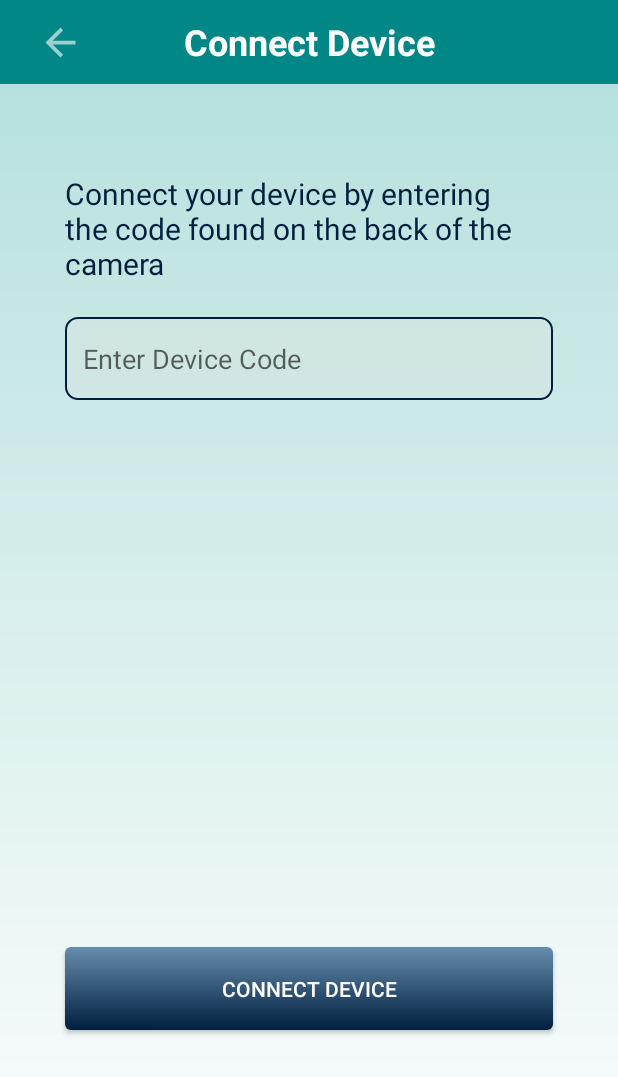
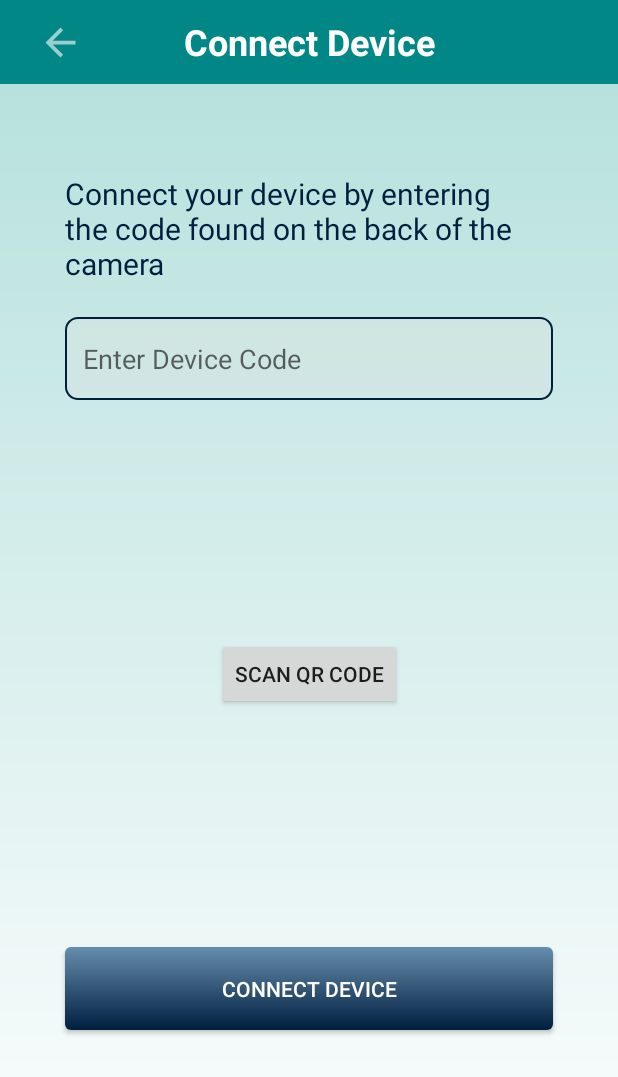
Before and after one commit to Rihazul/COEN-ELEC-390-PROJECT, an Android app: the ConnectDeviceActivity screen opened directly, with no data from a screen before it, on a phone screen of 412 x 824 dp. Shown: the top 1077 px of the screen. Run offline under Robolectric (Android 15) with nearby library versions, the phone set to English and light mode, and no system bars; our stand-ins replace Firebase (no records; nobody signed in at launch, a user with empty details on screens opened directly); libraries missing offline, so code that uses them is left out: com.google.zxing.integration.

Commit message:
Scan qr code to get device id

```diff
--- a/Prototype/app/build.gradle.kts
+++ b/Prototype/app/build.gradle.kts
@@ -54,4 +54,6 @@ dependencies {
     implementation ("com.squareup.okhttp3:okhttp:4.9.0")
     implementation ("com.github.bumptech.glide:glide:4.12.0")
     annotationProcessor ("com.github.bumptech.glide:compiler:4.12.0")
+
+    implementation ("com.journeyapps:zxing-android-embedded:4.3.0")
 }
--- a/Prototype/app/src/main/java/com/example/prototype/ConnectDeviceActivity.java
+++ b/Prototype/app/src/main/java/com/example/prototype/ConnectDeviceActivity.java
@@ -1,10 +1,12 @@
 package com.example.prototype;
 
+import android.content.Intent;
 import android.os.Bundle;
 import android.view.View;
 import android.widget.Button;
 import android.widget.EditText;
 import android.widget.ImageButton;
+import android.widget.Toast;
 
 import androidx.appcompat.app.AppCompatActivity;
 
@@ -12,6 +14,8 @@ import com.google.firebase.auth.FirebaseAuth;
 import com.google.firebase.auth.FirebaseUser;
 import com.google.firebase.database.DatabaseReference;
 import com.google.firebase.database.FirebaseDatabase;
+import com.google.zxing.integration.android.IntentIntegrator;
+import com.google.zxing.integration.android.IntentResult;
 
 import java.util.Objects;
 
@@ -20,6 +24,7 @@ public class ConnectDeviceActivity extends AppCompatActivity {
     private ImageButton backButton;
     private EditText deviceCodeInput;
     private Button connectDeviceButton;
+    private Button buttonScan;
 
     @Override
     protected void onCreate(Bundle savedInstanceState) {
@@ -30,6 +35,17 @@ public class ConnectDeviceActivity extends AppCompatActivity {
         deviceCodeInput = findViewById(R.id.deviceCodeInput);
         connectDeviceButton = findViewById(R.id.connectDeviceButton);
         backButton = findViewById(R.id.backButton);
+        buttonScan = findViewById(R.id.buttonScan);
+        buttonScan.setOnClickListener(new View.OnClickListener() {
+            @Override
+            public void onClick(View v) {
+                IntentIntegrator integrator = new IntentIntegrator(ConnectDeviceActivity.this);
+                integrator.setDesiredBarcodeFormats(IntentIntegrator.QR_CODE);
+                integrator.setPrompt("Scan a QR code");
+                integrator.initiateScan();
+            }
+        });
+
 
         connectDeviceButton.setOnClickListener(new View.OnClickListener() {
             @Override
@@ -51,4 +67,27 @@ public class ConnectDeviceActivity extends AppCompatActivity {
             }
         });
     }
+
+    @Override
+    protected void onActivityResult(int requestCode, int resultCode, Intent data) {
+        IntentResult result = IntentIntegrator.parseActivityResult(requestCode, resultCode, data);
+        if (result != null) {
+            if (result.getContents() == null) {
+                Toast.makeText(this, "Cancelled", Toast.LENGTH_LONG).show();
+            } else {
+                Toast.makeText(this, "Scanned: " + result.getContents(), Toast.LENGTH_LONG).show();
+                FirebaseUser user = FirebaseAuth.getInstance().getCurrentUser();
+                if (user != null) {
+                    String userId = user.getUid();
+                    String deviceId = result.getContents();
+
+                    DatabaseReference ref = FirebaseDatabase.getInstance().getReference();
+                    ref.child("homes").child("-NjAeWEplJDWqo5O4SW3").child("devices").child(deviceId).setValue("Device ID with QR code");
+                }
+            }
+        } else {
+            super.onActivityResult(requestCode, resultCode, data);
+        }
+    }
+
 }
--- a/Prototype/app/src/main/res/layout/activity_connect_device.xml
+++ b/Prototype/app/src/main/res/layout/activity_connect_device.xml
@@ -67,6 +67,16 @@
         app:layout_constraintVertical_bias="0.0" />
 
     <androidx.appcompat.widget.AppCompatButton
+        android:id="@+id/buttonScan"
+        android:layout_width="wrap_content"
+        android:layout_height="wrap_content"
+        android:text="Scan QR Code"
+        app:layout_constraintBottom_toTopOf="@+id/connectDeviceButton"
+        app:layout_constraintEnd_toEndOf="parent"
+        app:layout_constraintStart_toStartOf="parent"
+        app:layout_constraintTop_toBottomOf="@+id/deviceCodeInput" />
+
+    <androidx.appcompat.widget.AppCompatButton
         android:id="@+id/connectDeviceButton"
         android:layout_width="325dp"
         android:layout_height="55dp"
--- a/Prototype/gradle.properties
+++ b/Prototype/gradle.properties
@@ -19,3 +19,5 @@ android.useAndroidX=true
 # resources declared in the library itself and none from the library's dependencies,
 # thereby reducing the size of the R class for that library
 android.nonTransitiveRClass=true
+
+android.enableJetifier=true
```
Also changed, not shown: Prototype/app/src/main/AndroidManifest.xml (+9 -1 lines), 1 other file.
